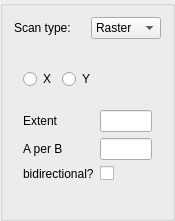
Above: ScanConfigWidget.ui from djsperka/vortup before the change. Below: the same form after it.
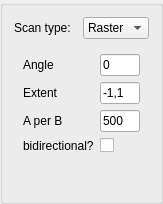
That is the form after the change. The open tabs and pages were chosen to show the change.

Diff of the .ui file:
```diff
--- a/ScanConfigWidget.ui
+++ b/ScanConfigWidget.ui
@@ -6,10 +6,16 @@
    <rect>
     <x>0</x>
     <y>0</y>
-    <width>175</width>
-    <height>221</height>
+    <width>160</width>
+    <height>160</height>
    </rect>
   </property>
+  <property name="sizePolicy">
+   <sizepolicy hsizetype="Preferred" vsizetype="Preferred">
+    <horstretch>0</horstretch>
+    <verstretch>0</verstretch>
+   </sizepolicy>
+  </property>
   <property name="windowTitle">
    <string>GroupBox</string>
   </property>
@@ -170,55 +176,42 @@
       </layout>
      </widget>
      <widget class="QWidget" name="page_2">
-      <layout class="QVBoxLayout" name="verticalLayout_2">
-       <item>
-        <layout class="QHBoxLayout" name="horizontalLayout_2">
-         <item>
-          <widget class="QRadioButton" name="radioButton">
-           <property name="text">
-            <string>X</string>
-           </property>
-           <attribute name="buttonGroup">
-            <string notr="true">bgrpLineScanOri</string>
-           </attribute>
-          </widget>
-         </item>
-         <item>
-          <widget class="QRadioButton" name="radioButton_2">
-           <property name="text">
-            <string>Y</string>
-           </property>
-           <attribute name="buttonGroup">
-            <string notr="true">bgrpLineScanOri</string>
-           </attribute>
-          </widget>
-         </item>
-         <item>
-          <spacer name="horizontalSpacer">
-           <property name="orientation">
-            <enum>Qt::Horizontal</enum>
-           </property>
-           <property name="sizeHint" stdset="0">
-            <size>
-             <width>40</width>
-             <height>20</height>
-            </size>
-           </property>
-          </spacer>
-         </item>
-        </layout>
-       </item>
-       <item>
-        <layout class="QGridLayout" name="gridLayout_2">
+      <layout class="QFormLayout" name="formLayout">
          <item row="0" column="0">
+        <widget class="QLabel" name="label_12">
+         <property name="text">
+          <string>Angle</string>
+         </property>
+        </widget>
+       </item>
+       <item row="0" column="1">
+        <widget class="QLineEdit" name="leLAngle">
+         <property name="minimumSize">
+          <size>
+           <width>40</width>
+           <height>0</height>
+          </size>
+         </property>
+         <property name="maximumSize">
+          <size>
+           <width>80</width>
+           <height>16777215</height>
+          </size>
+         </property>
+         <property name="text">
+          <string>0</string>
+         </property>
+        </widget>
+       </item>
+       <item row="1" column="0">
           <widget class="QLabel" name="label_11">
            <property name="text">
             <string>Extent</string>
            </property>
           </widget>
          </item>
-         <item row="0" column="1">
-          <widget class="QLineEdit" name="leYextent_2">
+       <item row="1" column="1">
+        <widget class="QLineEdit" name="leLextent">
            <property name="minimumSize">
             <size>
              <width>40</width>
@@ -231,17 +224,20 @@
              <height>16777215</height>
             </size>
            </property>
-          </widget>
-         </item>
-         <item row="1" column="0">
+         <property name="text">
+          <string>-1,1</string>
+         </property>
+        </widget>
+       </item>
+       <item row="2" column="0">
           <widget class="QLabel" name="label_9">
            <property name="text">
             <string>A per B</string>
            </property>
           </widget>
          </item>
-         <item row="1" column="1">
-          <widget class="QLineEdit" name="leAperB_2">
+       <item row="2" column="1">
+        <widget class="QLineEdit" name="leLAperB">
            <property name="minimumSize">
             <size>
              <width>40</width>
@@ -254,23 +250,24 @@
              <height>16777215</height>
             </size>
            </property>
-          </widget>
-         </item>
-         <item row="2" column="0">
+         <property name="text">
+          <string>500</string>
+         </property>
+        </widget>
+       </item>
+       <item row="3" column="0">
           <widget class="QLabel" name="label_8">
            <property name="text">
             <string>bidirectional?</string>
            </property>
           </widget>
          </item>
-         <item row="2" column="1">
-          <widget class="QCheckBox" name="cbBidirectional_2">
+       <item row="3" column="1">
+        <widget class="QCheckBox" name="cbLBidirectional">
            <property name="text">
             <string/>
            </property>
           </widget>
-         </item>
-        </layout>
        </item>
       </layout>
      </widget>
```
Lines whose indentation alone changed are shown as unchanged.
